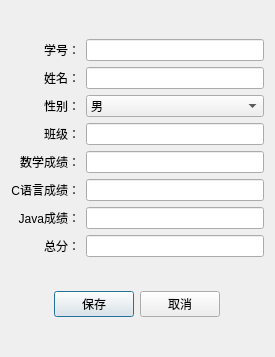
This is studenteditview.ui in TheWeakest34/StudentManageSystem as Qt 5 draws it before an edit. The edited form follows.
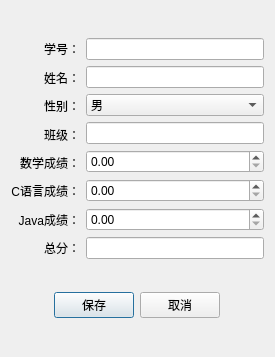
This is the edited form.

Commit message: 添加了关闭页面和导出到CSV文件的功能，进一步优化了界面

The edit to the form file:
```diff
--- a/studenteditview.ui
+++ b/studenteditview.ui
@@ -154,16 +154,20 @@
         <widget class="QLineEdit" name="Class"/>
        </item>
        <item>
-        <widget class="QLineEdit" name="MathScore"/>
+        <widget class="QDoubleSpinBox" name="MathScore"/>
        </item>
        <item>
-        <widget class="QLineEdit" name="CScore"/>
+        <widget class="QDoubleSpinBox" name="CScore"/>
        </item>
        <item>
-        <widget class="QLineEdit" name="JavaScore"/>
+        <widget class="QDoubleSpinBox" name="JavaScore"/>
        </item>
        <item>
-        <widget class="QLineEdit" name="TotalScore"/>
+        <widget class="QLineEdit" name="TotalScore">
+         <property name="readOnly">
+          <bool>true</bool>
+         </property>
+        </widget>
        </item>
       </layout>
      </item>
```
The commit also changes 7 other files.
